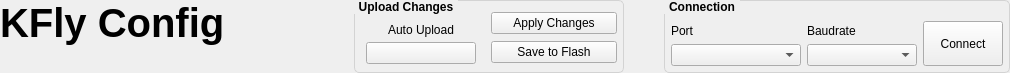
This is ui_connect.ui in korken89/kfly_gui as Qt 5 draws it before an edit. The edited form follows.
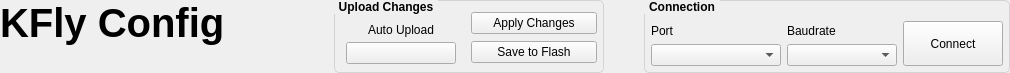
This is the edited form. Custom widgets are drawn as their Qt base class.

Commit message: Fixed button size

Diff of the .ui file:
```diff
--- a/ui_connect.ui
+++ b/ui_connect.ui
@@ -334,7 +334,7 @@
          <widget class="QPushButton" name="buttonConnect">
           <property name="minimumSize">
            <size>
-            <width>80</width>
+            <width>100</width>
             <height>45</height>
            </size>
           </property>
```
